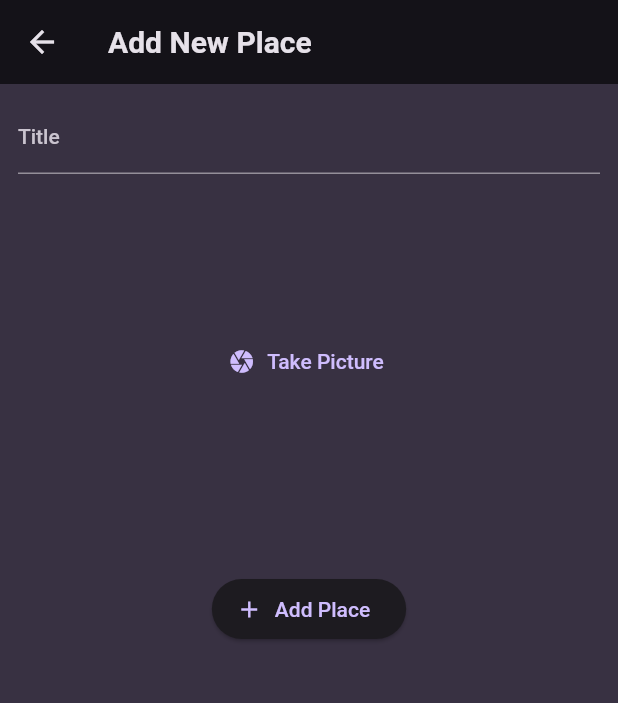
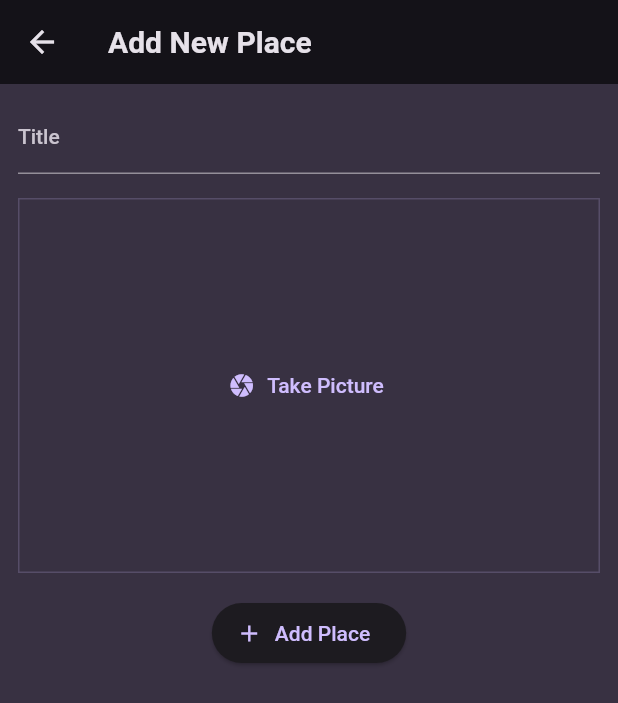
Before and after one commit to brianmujjuni/flutter_add_places, a Flutter app: the AddPlaceScreen screen opened directly, after a tap on "Take Picture", on a phone screen of 412 x 824 dp. Shown: the top 703 px of the screen. Run offline on Flutter 3.47's test engine with Material 2 defaults, Android fonts, the phone set to English and light mode, and no system bars; our stand-ins replace flutter_riverpod, google_fonts.

```diff
--- a/lib/screens/add_place.dart
+++ b/lib/screens/add_place.dart
@@ -49,6 +49,9 @@ class _AddPlaceScreenState extends ConsumerState<AddPlaceScreen> {
                 color: Theme.of(context).colorScheme.onBackground,
               ),
             ),
+            const SizedBox(
+              height: 16,
+            ),
             const ImageInput(),
             const SizedBox(
               height: 16,
--- a/lib/widgets/image_input.dart
+++ b/lib/widgets/image_input.dart
@@ -8,14 +8,22 @@ class ImageInput extends StatefulWidget {
 }
 
 class _ImageInputState extends State<ImageInput> {
+  void _takePicture() {}
+
   @override
   Widget build(BuildContext context) {
     return Container(
+      decoration: BoxDecoration(
+        border: Border.all(
+          width: 1,
+          color: Theme.of(context).colorScheme.primary.withOpacity(0.2),
+        ),
+      ),
       height: 250,
       width: double.infinity,
       alignment: Alignment.center,
       child: TextButton.icon(
-        onPressed: () {},
+        onPressed: _takePicture,
         icon: const Icon(Icons.camera),
         label: const Text('Take Picture'),
       ),
--- a/pubspec.yaml
+++ b/pubspec.yaml
@@ -38,6 +38,7 @@ dependencies:
   google_fonts: ^5.1.0
   uuid: ^3.0.7
   flutter_riverpod: ^2.3.7
+  image_picker: ^1.0.2
 
 dev_dependencies:
   flutter_test:
```
Also changed, not shown: pubspec.lock, 6 other files.
